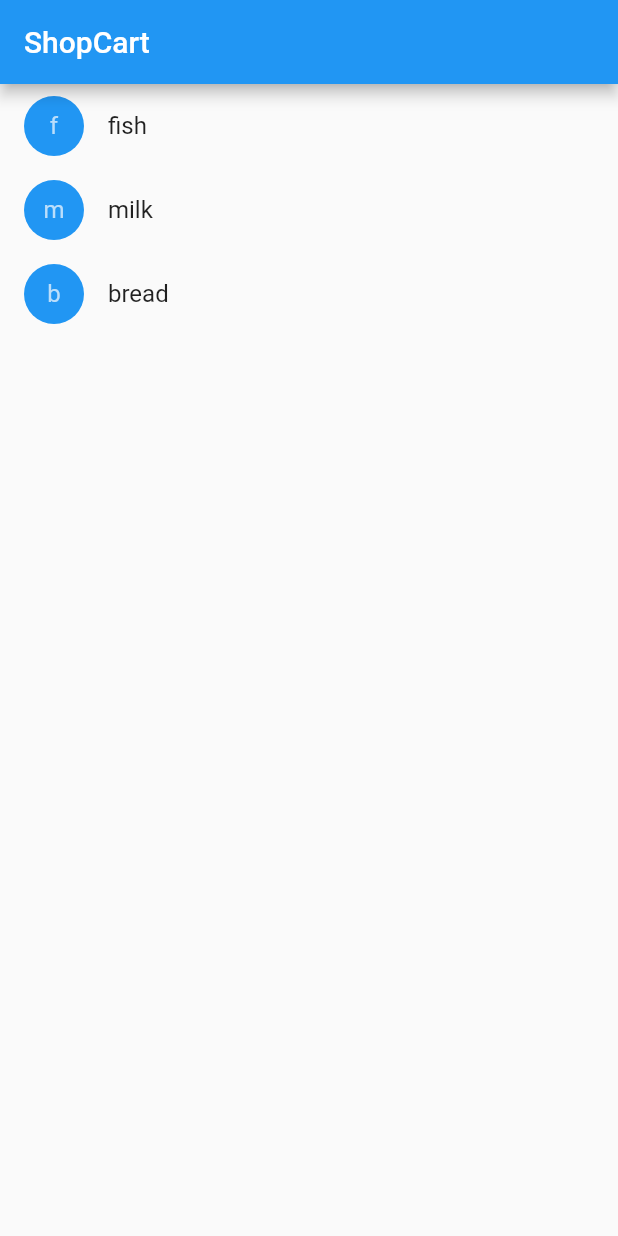
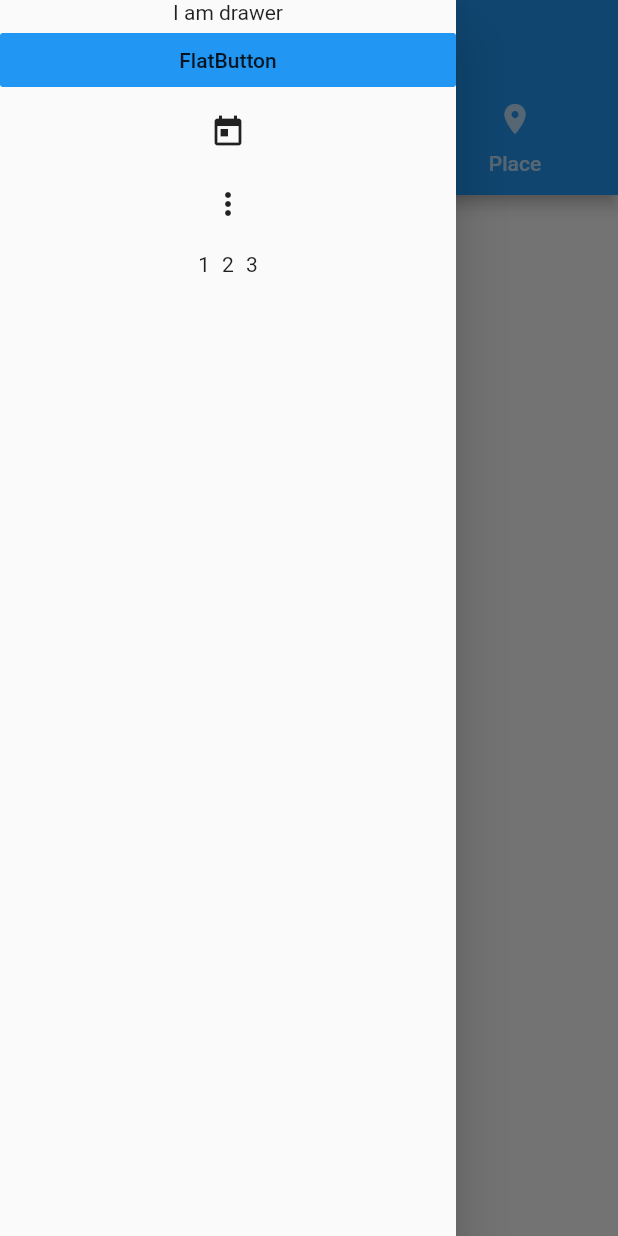
Before and after one commit to PengKezhu/FlutterFoundationLeaning, a Flutter app: the screen it shows after launch, with the side drawer open (before the commit the screen has no drawer), on a phone screen of 412 x 824 dp. Run offline on Flutter 3.47's test engine with Material 2 defaults, Android fonts, the phone set to English and light mode, and no system bars.

Commit message:
learned some widgets, last is ButtonBar

```diff
--- a/flutter_foundataion_demo/lib/main.dart
+++ b/flutter_foundataion_demo/lib/main.dart
@@ -169,9 +169,10 @@ class ShopItem extends StatelessWidget {
 }
 
 class ShoppingList extends StatefulWidget {
-  ShoppingList({Key key, this.products}) : super(key: key);
+  ShoppingList({Key key, this.products, this.choices}) : super(key: key);
 
   final List<Product> products;
+  final List<Choice> choices;
 
   @override
   State<StatefulWidget> createState() {
@@ -181,6 +182,7 @@ class ShoppingList extends StatefulWidget {
 
 class ShoppingListState extends State<ShoppingList> {
   Set<Product> _shoppingCart = new Set<Product>();
+  int selectedIndex = 0;
 
   void _onCartChanged(Product product, bool inCart) {
     setState(() {
@@ -192,17 +194,152 @@ class ShoppingListState extends State<ShoppingList> {
     });
   }
 
+  Widget _listView() {
+    Widget list = new ListView(
+      children: widget.products.map((Product product) {
+        return new ShopItem(
+            product: product,
+            inCart: _shoppingCart.contains(product),
+            onCartChanged: _onCartChanged);
+      }).toList(),
+    );
+    return list;
+  }
+
+  Widget _raisedButton() {
+    Widget button = new RaisedButton(
+      color: Colors.blue,
+      textColor: Colors.white,
+      child: new Text("BUTTON"),
+      padding: new EdgeInsets.all(10.0),
+      onPressed: () {
+        print('object');
+      },
+    );
+    return button;
+  }
+
+  Widget _flutterLogo() {
+    return new FlutterLogo(
+      style: FlutterLogoStyle.stacked,
+    );
+  }
+
+  Widget _placeholder() {
+    return new SizedBox(
+      width: 100,
+      height: 100,
+      child: new Placeholder(
+        color: Colors.grey,
+      ),
+    );
+  }
+
+  // @override
+  // Widget build(BuildContext context) {
+  //   return new Scaffold(
+  //     appBar: new AppBar(title: new Text('ShopCart')),
+  //     body: new Center(
+  //       child: new TabBar(tabs: <Widget>[new Text('1')], controller: new TabController(length: 1, vsync: TickerProvider()),),
+  //     ),
+  //     bottomNavigationBar: BottomNavigationBar(
+  //       items: <BottomNavigationBarItem>[
+  //         BottomNavigationBarItem(title: Text('Contact'), icon: Icon(Icons.contact_phone)),
+  //         BottomNavigationBarItem(title: Text('Email'), icon: Icon(Icons.contact_mail)),
+  //       ],
+  //       onTap: (int idx) {
+  //         setState(() {
+  //           selectedIndex = idx;
+  //         });
+  //       },
+  //       currentIndex: selectedIndex,
+  //     ),
+  //     floatingActionButton: FloatingActionButton(
+  //       child: Icon(Icons.add),
+  //     ),
+  //     floatingActionButtonLocation: FloatingActionButtonLocation.endFloat,
+  //   );
+  // }
+
+  List<Choice> choices = [
+    Choice(title: 'Cake', icon: Icon(Icons.cake)),
+    Choice(title: 'Face', icon: Icon(Icons.face)),
+    Choice(title: 'Place', icon: Icon(Icons.place)),
+  ];
+
   @override
   Widget build(BuildContext context) {
-    return new Scaffold(
-        appBar: new AppBar(title: new Text('ShopCart')),
-        body: new ListView(
-          children: widget.products.map((Product product) {
-            return new ShopItem(
-                product: product,
-                inCart: _shoppingCart.contains(product),
-                onCartChanged: _onCartChanged);
+    return new DefaultTabController(
+      length: choices.length,
+      child: new Scaffold(
+        appBar: AppBar(
+            title: Text("Tabbar"),
+            bottom: TabBar(
+              tabs: choices.map((Choice choice) {
+                return Tab(
+                  text: choice.title,
+                  icon: choice.icon,
+                );
+              }).toList(),
+            )),
+        body: TabBarView(
+          children: choices.map((Choice choice) {
+            return Center(
+              child: Text(choice.title),
+            );
           }).toList(),
-        ));
+        ),
+        drawer: Drawer(
+          child: Container(
+            child: Center(
+                child: ListView(
+              children: <Widget>[
+                Text(
+                  'I am drawer',
+                  textAlign: TextAlign.center,
+                ),
+                FlatButton(
+                  child: Text('FlatButton'),
+                  onPressed: () {},
+                  color: Colors.blue,
+                ),
+                IconButton(
+                  icon: Icon(Icons.today),
+                  onPressed: () {},
+                ),
+                PopupMenuButton(
+                  onSelected: (widget) {
+                    print('widget');
+                  },
+                  onCanceled: () {
+                    print('Canceled');
+                  },
+                  itemBuilder: (BuildContext build) {
+                    return [
+                      PopupMenuItem(
+                        child: Text('one'),
+                      ),
+                      PopupMenuItem(
+                        child: Text('two'),
+                      ),
+                      PopupMenuItem(
+                        child: Text('three'),
+                      ),
+                    ];
+                  },
+                ),
+                ButtonBar(children: <Widget>[Text('1'), Text('2'), Text('3')], alignment: MainAxisAlignment.center,)
+              ],
+            )),
+          ),
+        ),
+      ),
+    );
   }
 }
+
+class Choice {
+  const Choice({this.title, this.icon});
+  final String title;
+  final Icon icon;
+}
```
